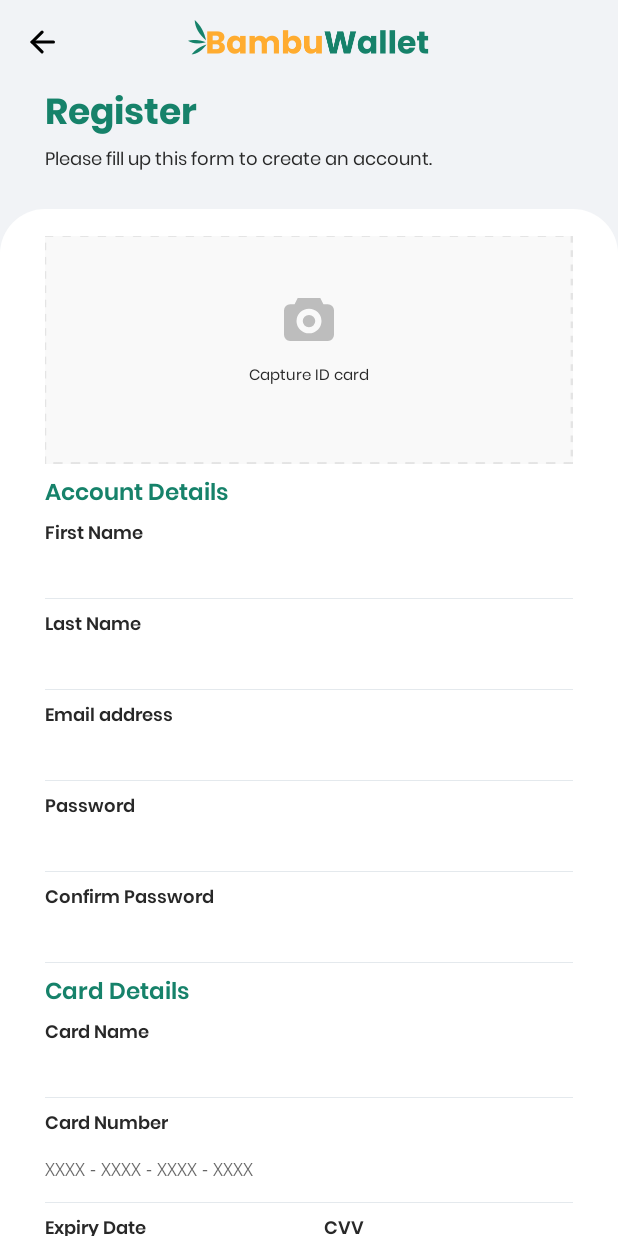
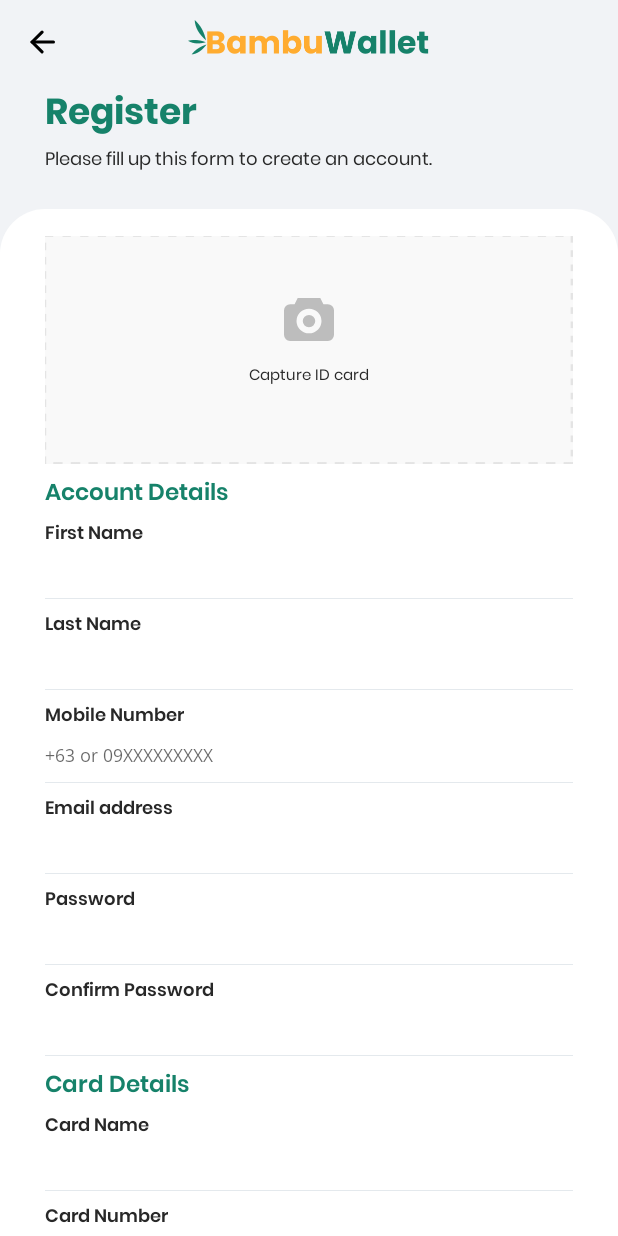
Before and after one commit to mikeds/UM20004-bpayclient, an Android app: the RegisterActivity screen opened directly, with no data from a screen before it, on a phone screen of 412 x 824 dp. Run offline under Robolectric (Android 15) with nearby library versions, the phone set to English and light mode, and no system bars.

Commit message:
Forgot to add Mobile Number in Register

```diff
--- a/bambupay/src/main/res/layout/activity_login.xml
+++ b/bambupay/src/main/res/layout/activity_login.xml
@@ -96,7 +96,8 @@
                 style="@style/EditTextViewSmall.Regular"
                 android:layout_width="match_parent"
                 android:layout_height="wrap_content"
-                android:inputType="textPassword" />
+                android:inputType="textPassword"
+                android:minLines="6" />
 
             <TextView
                 style="@style/TextViewSmall"
--- a/bambupay/src/main/res/layout/content_register.xml
+++ b/bambupay/src/main/res/layout/content_register.xml
@@ -106,6 +106,21 @@
                 android:layout_width="wrap_content"
                 android:layout_height="wrap_content"
                 android:layout_marginTop="@dimen/activity_horizontal_margin"
+                android:text="@string/mobile_number" />
+
+            <EditText
+                style="@style/EditTextViewSmall.Regular"
+                android:layout_width="match_parent"
+                android:layout_height="wrap_content"
+                android:hint="+63 or 09XXXXXXXXX"
+                android:inputType="phone"
+                android:maxLength="13" />
+
+            <TextView
+                style="@style/TextViewSmall.SemiBold"
+                android:layout_width="wrap_content"
+                android:layout_height="wrap_content"
+                android:layout_marginTop="@dimen/activity_horizontal_margin"
                 android:text="@string/email" />
 
             <EditText
@@ -125,7 +140,8 @@
                 style="@style/EditTextViewSmall.Regular"
                 android:layout_width="match_parent"
                 android:layout_height="wrap_content"
-                android:inputType="textPassword" />
+                android:inputType="textPassword"
+                android:minLines="6" />
 
             <TextView
                 style="@style/TextViewSmall.SemiBold"
@@ -138,7 +154,8 @@
                 style="@style/EditTextViewSmall.Regular"
                 android:layout_width="match_parent"
                 android:layout_height="wrap_content"
-                android:inputType="textPassword" />
+                android:inputType="textPassword"
+                android:minLines="6" />
 
             <TextView
                 style="@style/TextViewSmallBody"
--- a/bambupay/src/main/res/values/strings.xml
+++ b/bambupay/src/main/res/values/strings.xml
@@ -32,6 +32,7 @@
     <string name="account_details">Account Details</string>
     <string name="fname">First Name</string>
     <string name="lname">Last Name</string>
+    <string name="mobile_number">Mobile Number</string>
     <string name="card_details">Card Details</string>
     <string name="card_name">Card Name</string>
     <string name="card_number">Card Number</string>
```
